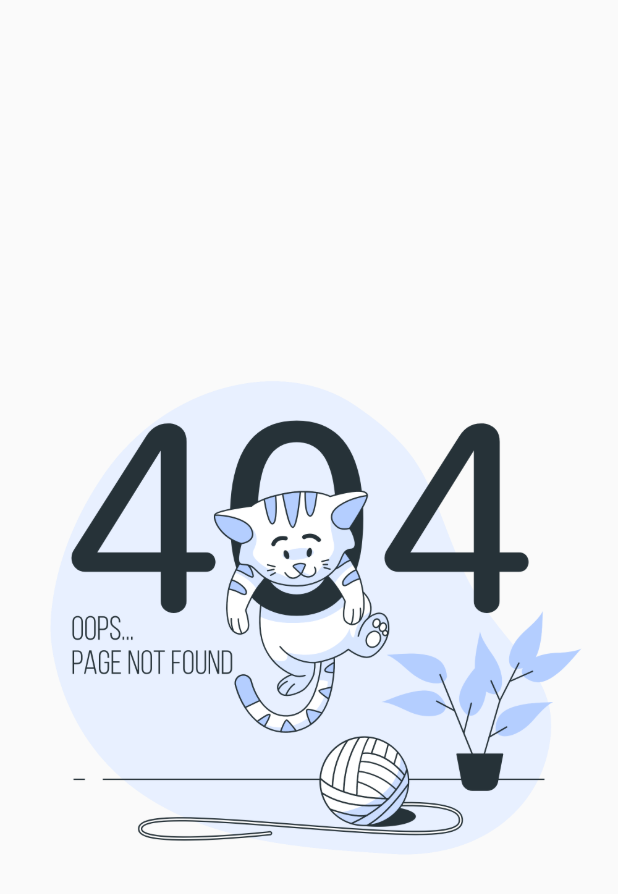
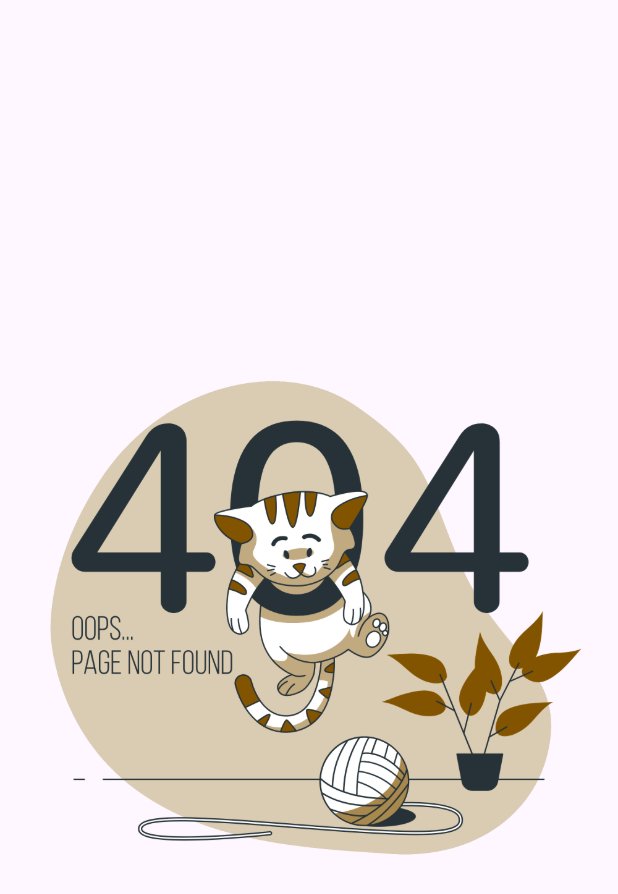
Before and after one commit to smarriagac/CatBreeds, a Flutter app: the screen it shows after launch, on a phone screen of 412 x 824 dp. Shown: the top 894 px of the screen. Run offline on Flutter 3.47's test engine with Material 2 defaults, Android fonts, the phone set to English and light mode, and no system bars; our stand-ins replace connectivity_plus, freezed_annotation, google_fonts, hooks_riverpod, shared_preferences.

Commit message:
style: temas seleccionados

```diff
--- /dev/null
+++ b/lib/app/domain/repositories/preferences_repository.dart
@@ -0,0 +1,4 @@
+abstract class PreferenceRepository {
+  bool get darkMode;
+  Future<void> setDarkMode(bool darkMode);
+}
--- a/lib/app/my_app.dart
+++ b/lib/app/my_app.dart
@@ -1,14 +1,17 @@
 import 'package:flutter/material.dart';
+import 'package:hooks_riverpod/hooks_riverpod.dart';
 
+import 'presentation/global/controllers/theme_control.dart';
 import 'presentation/global/theme/theme.dart';
 import 'presentation/routes/app_routes.dart';
 import 'presentation/routes/routes.dart';
 
-class MyApp extends StatelessWidget {
+class MyApp extends ConsumerWidget {
   const MyApp({Key? key}) : super(key: key);
 
   @override
-  Widget build(BuildContext context) {
+  Widget build(BuildContext context, WidgetRef ref) {
+    final thememode = ref.watch(themeProvider);
     return GestureDetector(
       onTap: () => FocusManager.instance.primaryFocus?.unfocus(),
       child: MaterialApp(
@@ -16,7 +19,7 @@ class MyApp extends StatelessWidget {
         routes: appRoutes,
         initialRoute: Routes.SPLASH,
         debugShowCheckedModeBanner: false,
-        theme: getTheme(false),
+        theme: getTheme(thememode),
       ),
     );
   }
--- /dev/null
+++ b/lib/app/presentation/global/controllers/theme_control.dart
@@ -0,0 +1,29 @@
+import 'package:hooks_riverpod/hooks_riverpod.dart';
+
+import '../../../domain/repositories/preferences_repository.dart';
+import '../../../reposiories.dart';
+
+final themeProvider = StateNotifierProvider<ThemeControl, bool>(
+  (ref) {
+    final preferenceRepository = ref.watch(Repositories.preferences);
+
+    return ThemeControl(
+      preferenceRepository.darkMode,
+      preferenceRepository: preferenceRepository,
+    );
+  },
+);
+
+class ThemeControl extends StateNotifier<bool> {
+  ThemeControl(
+    super.state, {
+    required PreferenceRepository preferenceRepository,
+  }) : _preferenceRepository = preferenceRepository;
+
+  final PreferenceRepository _preferenceRepository;
+
+  void onChange(bool darkMode) {
+    state = darkMode;
+    _preferenceRepository.setDarkMode(darkMode);
+  }
+}
--- a/lib/app/presentation/global/theme/theme.dart
+++ b/lib/app/presentation/global/theme/theme.dart
@@ -1,55 +1,47 @@
 import 'package:flutter/material.dart';
 import 'package:google_fonts/google_fonts.dart';
 
-import '../app_color.dart';
+import '../color_schemes.g.dart';
 import 'app_textsyle.dart';
 
 ThemeData getTheme(bool darkMode) {
   final AppTextStyle textStyle = AppTextStyle.instance;
 
   if (darkMode) {
-    final darkTheme = ThemeData.dark();
+    final darkTheme = ThemeData(useMaterial3: true);
     final textTheme = darkTheme.textTheme;
-    const textStyleColor = TextStyle(color: Colors.white);
+    // const textStyleColor = TextStyle(color: Colors.white);
     return darkTheme.copyWith(
-      useMaterial3: true,
       appBarTheme: const AppBarTheme(
         elevation: 0,
       ),
-      colorScheme: colorSchemeDark,
+      scaffoldBackgroundColor: darkColorScheme.surface,
+      colorScheme: darkColorScheme,
       textTheme: GoogleFonts.nunitoSansTextTheme(
         textTheme.copyWith(
-          displayLarge: textStyle.displayLarge.merge(textStyleColor),
-          displayMedium: textStyle.displayMedium.merge(textStyleColor),
-          displaySmall: textStyle.displaySmall.merge(textStyleColor),
-          headlineLarge: textStyle.headlineLarge.merge(textStyleColor),
-          headlineMedium: textStyle.headlineMedium.merge(textStyleColor),
-          headlineSmall: textStyle.headlineSmall.merge(textStyleColor),
-          titleLarge: textStyle.titleLarge.merge(textStyleColor),
-          titleSmall: textStyle.titleSmall.merge(textStyleColor),
-          titleMedium: textStyle.titleMedium.merge(textStyleColor),
-          labelLarge: textStyle.labelLarge.merge(textStyleColor),
-          labelMedium: textStyle.labelMedium.merge(textStyleColor),
-          labelSmall: textStyle.labelSmall.merge(textStyleColor),
-          bodyLarge: textStyle.bodyLarge.merge(textStyleColor),
-          bodyMedium: textStyle.bodyMedium.merge(textStyleColor),
-          bodySmall: textStyle.bodySmall.merge(textStyleColor),
-        ),
-      ),
-      switchTheme: SwitchThemeData(
-        trackColor: MaterialStateProperty.all(
-          Colors.lightBlue.withOpacity(0.5),
-        ),
-        thumbColor: MaterialStateProperty.all(
-          Colors.blue,
+          displayLarge: textStyle.displayLarge,
+          displayMedium: textStyle.displayMedium,
+          displaySmall: textStyle.displaySmall,
+          headlineLarge: textStyle.headlineLarge,
+          headlineMedium: textStyle.headlineMedium,
+          headlineSmall: textStyle.headlineSmall,
+          titleLarge: textStyle.titleLarge,
+          titleSmall: textStyle.titleSmall,
+          titleMedium: textStyle.titleMedium,
+          labelLarge: textStyle.labelLarge,
+          labelMedium: textStyle.labelMedium,
+          labelSmall: textStyle.labelSmall,
+          bodyLarge: textStyle.bodyLarge,
+          bodyMedium: textStyle.bodyMedium,
+          bodySmall: textStyle.bodySmall,
         ),
       ),
     );
   }
 
-  final ligthTheme = ThemeData.light();
+  final ligthTheme = ThemeData(useMaterial3: true);
   final textTheme = ligthTheme.textTheme;
-  const textStyleColor = TextStyle(color: Colors.black);
+  // const textStyleColor = TextStyle(color: Colors.black);
 
   return ligthTheme.copyWith(
     useMaterial3: true,
@@ -57,24 +49,24 @@ ThemeData getTheme(bool darkMode) {
       backgroundColor: Colors.white,
       elevation: 0,
     ),
-    colorScheme: colorSchemeLight,
+    colorScheme: lightColorScheme,
     textTheme: GoogleFonts.nunitoSansTextTheme(
       textTheme.copyWith(
-        displayLarge: textStyle.displayLarge.merge(textStyleColor),
-        displayMedium: textStyle.displayMedium.merge(textStyleColor),
-        displaySmall: textStyle.displaySmall.merge(textStyleColor),
-        headlineLarge: textStyle.headlineLarge.merge(textStyleColor),
-        headlineMedium: textStyle.headlineMedium.merge(textStyleColor),
-        headlineSmall: textStyle.headlineSmall.merge(textStyleColor),
-        titleLarge: textStyle.titleLarge.merge(textStyleColor),
-        titleSmall: textStyle.titleSmall.merge(textStyleColor),
-        titleMedium: textStyle.titleMedium.merge(textStyleColor),
-        labelLarge: textStyle.labelLarge.merge(textStyleColor),
-        labelMedium: textStyle.labelMedium.merge(textStyleColor),
-        labelSmall: textStyle.labelSmall.merge(textStyleColor),
-        bodyLarge: textStyle.bodyLarge.merge(textStyleColor),
-        bodyMedium: textStyle.bodyMedium.merge(textStyleColor),
-        bodySmall: textStyle.bodySmall.merge(textStyleColor),
+        displayLarge: textStyle.displayLarge,
+        displayMedium: textStyle.displayMedium,
+        displaySmall: textStyle.displaySmall,
+        headlineLarge: textStyle.headlineLarge,
+        headlineMedium: textStyle.headlineMedium,
+        headlineSmall: textStyle.headlineSmall,
+        titleLarge: textStyle.titleLarge,
+        titleSmall: textStyle.titleSmall,
+        titleMedium: textStyle.titleMedium,
+        labelLarge: textStyle.labelLarge,
+        labelMedium: textStyle.labelMedium,
+        labelSmall: textStyle.labelSmall,
+        bodyLarge: textStyle.bodyLarge,
+        bodyMedium: textStyle.bodyMedium,
+        bodySmall: textStyle.bodySmall,
       ),
     ),
   );
--- a/lib/app/presentation/modules/details/view/widgets/details_cat_header.dart
+++ b/lib/app/presentation/modules/details/view/widgets/details_cat_header.dart
@@ -56,8 +56,7 @@ class DetailsCatHeader extends StatelessWidget {
               ),
               child: Text(
                 cat.name,
-                style:
-                    context.textTheme.titleLarge!.copyWith(color: Colors.white),
+                style: context.textTheme.titleLarge,
               ),
             ),
           )
--- a/lib/app/presentation/routes/app_routes.dart
+++ b/lib/app/presentation/routes/app_routes.dart
@@ -1,3 +1,4 @@
+import '../modules/profile/view/profile_view.dart';
 import '../modules/details/view/details_view.dart';
 import '../modules/splash/view/splash_view.dart';
 import 'package:flutter/widgets.dart' show BuildContext, Widget;
@@ -12,5 +13,6 @@ Map<String, Widget Function(BuildContext)> get appRoutes {
     Routes.OFFLINE: (_) => const OfflineView(),
     Routes.SPLASH: (_) => const SplashView(),
     Routes.DETAILS: (_) => const DetailsView(),
+    Routes.PROFILE: (_) => const ProfileView(),
   };
 }
--- a/lib/app/presentation/routes/routes.dart
+++ b/lib/app/presentation/routes/routes.dart
@@ -5,4 +5,5 @@ abstract class Routes {
   static const OFFLINE = '/offline';
   static const SPLASH = '/splash';
   static const DETAILS = '/details';
+  static const PROFILE = '/profile';
 }
--- a/lib/main.dart
+++ b/lib/main.dart
@@ -2,9 +2,11 @@ import 'package:flutter/material.dart';
 import 'package:hooks_riverpod/hooks_riverpod.dart';
 
 import 'app/my_app.dart';
+import 'app/reposiories.dart';
 
-void main() {
+void main() async {
   WidgetsFlutterBinding.ensureInitialized();
+  await injectDependencies();
   runApp(
     const ProviderScope(
       child: MyApp(),
--- a/pubspec.yaml
+++ b/pubspec.yaml
@@ -36,6 +36,7 @@ dependencies:
   json_annotation: ^4.8.0
   connectivity_plus: ^3.0.4
   extended_image: ^7.0.2
+  shared_preferences: ^2.0.17
   flutter:
     sdk: flutter
 
```
Also changed, not shown: lib/app/data/repositories_impl/preference_repository_impl.dart (added, +25 -0 lines), lib/app/presentation/modules/home/view/home_view.dart (+35 -7 lines), lib/app/presentation/modules/home/view/widgets/card_cat.dart (+5 -14 lines), lib/app/presentation/modules/profile/view/profile_view.dart (added, +30 -0 lines), lib/app/presentation/modules/splash/view/splash_view.dart (+29 -7 lines), lib/app/reposiories.dart (+18 -0 lines), assets/error_conection.png, assets/logo.png (added), lib/app/presentation/global/color_schemes.g.dart (added), pubspec.lock, 3 other files.
